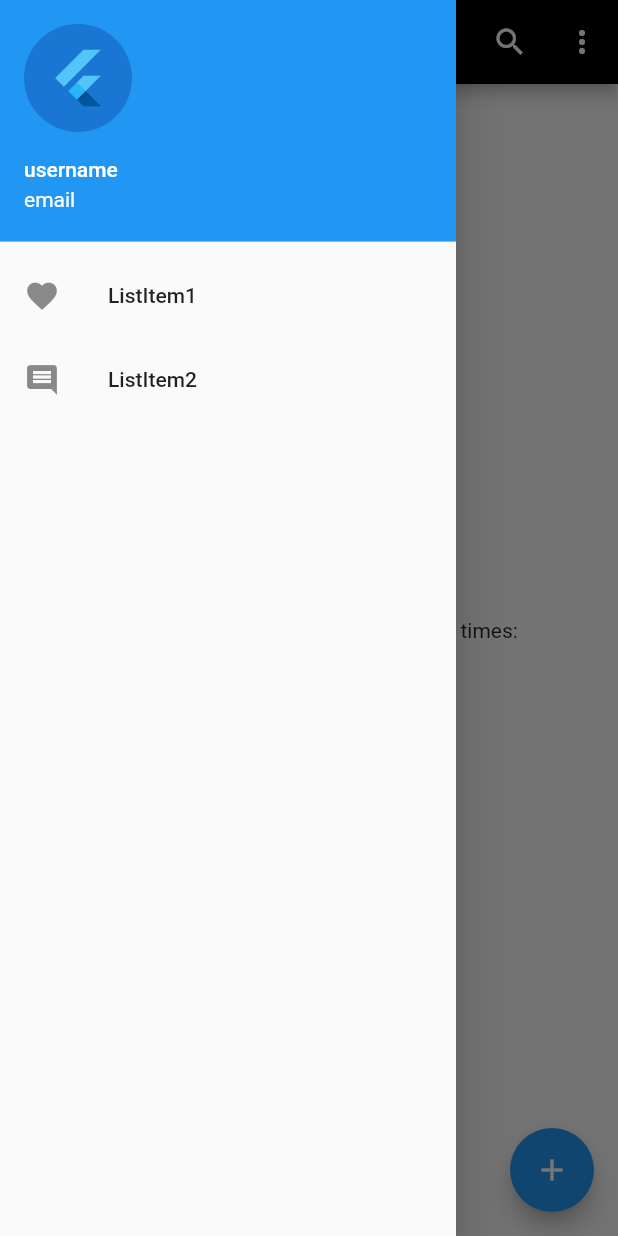
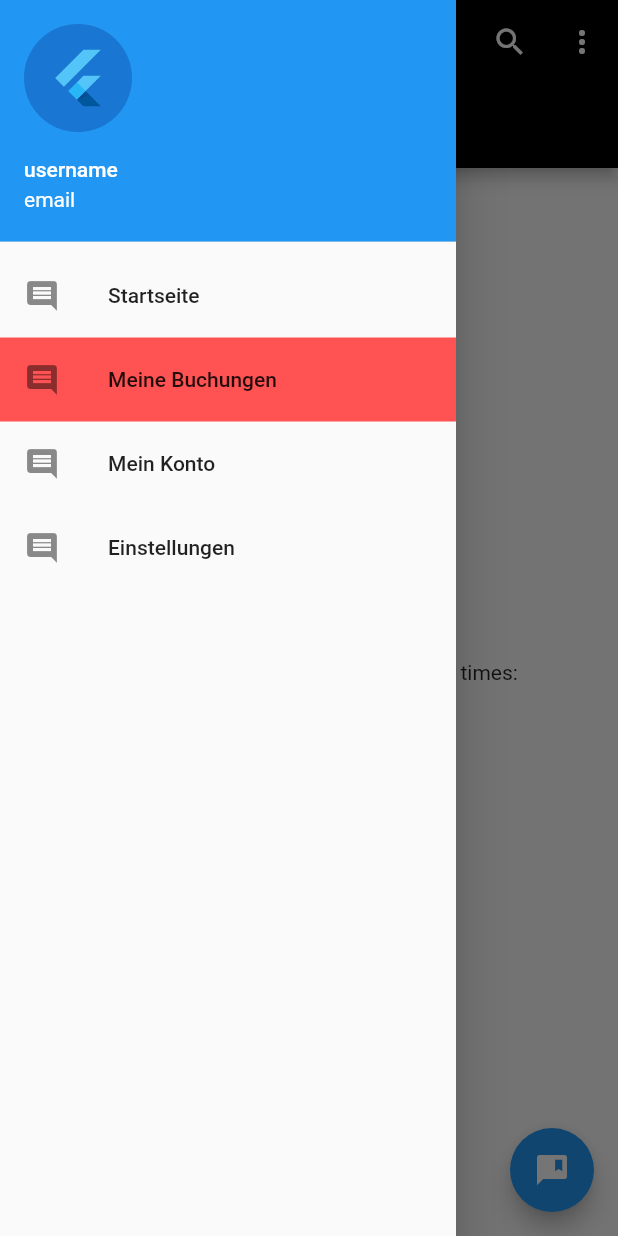
Before and after one commit to Joni97/bookingApp, a Flutter app: the screen it shows after launch, with the side drawer open, on a phone screen of 412 x 824 dp. Run offline on Flutter 3.47's test engine with Material 2 defaults, Android fonts, the phone set to English and light mode, and no system bars.

```diff
--- /dev/null
+++ b/hello_world1/lib/dashboard.dart
@@ -0,0 +1,45 @@
+import 'package:flutter/material.dart';
+import 'package:hello_world1/menuDrawer.dart';
+
+class Dashboard extends StatefulWidget {
+  @override
+  _DashboardState createState() => _DashboardState();
+}
+
+class _DashboardState extends State<Dashboard> {
+   int _counter = 0;
+  void _incrementCounter() {
+    setState(() {
+      _counter++;
+    });
+  }
+
+  @override
+  Widget build(BuildContext context) {
+    return Scaffold(
+      appBar: AppBar (
+        title: Text("Booking App")
+      ),
+      floatingActionButton: FloatingActionButton(
+        onPressed: _incrementCounter,
+        tooltip: 'Increment',
+        child: Icon(Icons.comment_bank),
+      ),
+      drawer: MenuDrawer(),
+      body: Center(
+        child: Column(
+          mainAxisAlignment: MainAxisAlignment.center,
+          children: <Widget>[
+            Text(
+              'You have pushed the button this many times:',
+            ),
+            Text(
+              '$_counter',
+              style: Theme.of(context).textTheme.headline4,
+            ),
+          ],
+        ),
+      ),
+    );
+  }
+}
--- a/hello_world1/lib/main.dart
+++ b/hello_world1/lib/main.dart
@@ -1,30 +1,20 @@
 import 'package:flutter/material.dart';
+import 'package:hello_world1/dashboard.dart';
+import 'package:hello_world1/menuDrawer.dart';
+//import 'bookingDetails.dart';
 
 void main() {
   runApp(MyApp());
 }
 
 class MyApp extends StatelessWidget {
-  // This widget is the root of your application.
+
   @override
   Widget build(BuildContext context) {
     return MaterialApp(
       title: 'Flutter Demo',
-
       theme: ThemeData(
-        // This is the theme of your application.
-        //
-        // Try running your application with "flutter run". You'll see the
-        // application has a blue toolbar. Then, without quitting the app, try
-        // changing the primarySwatch below to Colors.green and then invoke
-        // "hot reload" (press "r" in the console where you ran "flutter run",
-        // or simply save your changes to "hot reload" in a Flutter IDE).
-        // Notice that the counter didn't reset back to zero; the application
-        // is not restarted.
         primaryColor: Colors.black,
-        // This makes the visual density adapt to the platform that you run
-        // the app on. For desktop platforms, the controls will be smaller and
-        // closer together (more dense) than on mobile platforms.
         visualDensity: VisualDensity.adaptivePlatformDensity,
       ),
       home: MyHomePage(title: 'Booking App'),
@@ -51,72 +41,20 @@ class MyHomePage extends StatefulWidget {
 }
 
 class _MyHomePageState extends State<MyHomePage> {
-  int _counter = 0;
-
-  void _incrementCounter() {
-    setState(() {
-      // This call to setState tells the Flutter framework that something has
-      // changed in this State, which causes it to rerun the build method below
-      // so that the display can reflect the updated values. If we changed
-      // _counter without calling setState(), then the build method would not be
-      // called again, and so nothing would appear to happen.
-      _counter++;
-    });
-  }
 
   @override
   Widget build(BuildContext context) {
-    // This method is rerun every time setState is called, for instance as done
-    // by the _incrementCounter method above.
-    //
-    // The Flutter framework has been optimized to make rerunning build methods
-    // fast, so that you can just rebuild anything that needs updating rather
-    // than having to individually change instances of widgets.
-    final drawerHeader = UserAccountsDrawerHeader(
-      accountName: Text(
-        'username'
-      ),
-      accountEmail: Text(
-        "email"
-      ),
-      currentAccountPicture: const CircleAvatar(
-        child: FlutterLogo(size: 42.0),
-      ),
-    );
-    final drawerItems = ListView(
-      children: [
-        drawerHeader,
-        ListTile(
-          title: Text(
-            "ListItem1"
-          ),
-          leading: const Icon(Icons.favorite),
-          onTap: () {
-            Navigator.pop(context);
-          },
-        ),
-        ListTile(
-          title: Text(
-            "ListItem2"
-          ),
-          leading: const Icon(Icons.comment),
-          onTap: () {
-            Navigator.pop(context);
-          },
-        ),
-      ],
-    );
     return Scaffold(
       appBar: AppBar(
-        title: Text(
-          "Title"
-        ),
+        title: Text("Booking App"),
         actions: [
           IconButton(
             icon: const Icon(
               Icons.favorite,
             ),
-            onPressed: () {},
+            onPressed: () {
+              print("this is counter:");
+            },
           ),
           IconButton(
             icon: const Icon(
@@ -128,68 +66,21 @@ class _MyHomePageState extends State<MyHomePage> {
             itemBuilder: (context) {
               return [
                 PopupMenuItem(
-                  child: Text(
-                    "H"
-                  ),
+                  child: Text("H"),
                 ),
                 PopupMenuItem(
-                  child: Text(
-                    "H"
-                  ),
+                  child: Text("H"),
                 ),
                 PopupMenuItem(
-                  child: Text(
-                    "H"
-                  ),
+                  child: Text("H"),
                 ),
               ];
             },
           )
         ],
       ),
-      // appBar: AppBar(
-      //   // Here we take the value from the MyHomePage object that was created by
-      //   // the App.build method, and use it to set our appbar title.
-      //   title: Text(widget.title),
-      // ),
-      drawer: Drawer(
-        child: drawerItems,
-      ),
-      body: Center(
-        // Center is a layout widget. It takes a single child and positions it
-        // in the middle of the parent.
-        child: Column(
-          // Column is also a layout widget. It takes a list of children and
-          // arranges them vertically. By default, it sizes itself to fit its
-          // children horizontally, and tries to be as tall as its parent.
-          //
-          // Invoke "debug painting" (press "p" in the console, choose the
-          // "Toggle Debug Paint" action from the Flutter Inspector in Android
-          // Studio, or the "Toggle Debug Paint" command in Visual Studio Code)
-          // to see the wireframe for each widget.
-          //
-          // Column has various properties to control how it sizes itself and
-          // how it positions its children. Here we use mainAxisAlignment to
-          // center the children vertically; the main axis here is the vertical
-          // axis because Columns are vertical (the cross axis would be
-          // horizontal).
-          mainAxisAlignment: MainAxisAlignment.center,
-          children: <Widget>[
-            Text(
-              'You have pushed the button this many times:',
-            ),
-            Text(
-              '$_counter',
-              style: Theme.of(context).textTheme.headline4,
-            ),
-          ],
-        ),
-      ),
-      floatingActionButton: FloatingActionButton(
-        onPressed: _incrementCounter,
-        tooltip: 'Increment',
-        child: Icon(Icons.add),
-      ), // This trailing comma makes auto-formatting nicer for build methods.
+      drawer: MenuDrawer(),
+      body: Dashboard(),
     );
   }
 }
--- /dev/null
+++ b/hello_world1/lib/menuDrawer.dart
@@ -0,0 +1,73 @@
+import 'package:flutter/material.dart';
+import 'package:hello_world1/dashboard.dart';
+import 'package:hello_world1/services.dart';
+import 'bookingDetails.dart';
+
+class MenuDrawer extends StatelessWidget {
+  viewDashboard(){
+    print("hey joni");
+  }
+  // viewBookingDetailsScreen(){
+  //   print("lfjsdlkjf");
+  //   Navigator.pop(context);
+  //   Navigator.push(context,
+  //       MaterialPageRoute(builder: (context) => BookingdetailsScreen()),);
+  // }
+  @override
+  Widget build(BuildContext context) {
+    final drawerHeader = UserAccountsDrawerHeader(
+      accountName: Text('username'),
+      accountEmail: Text("email"),
+      currentAccountPicture: const CircleAvatar(
+        child: FlutterLogo(size: 42.0),
+      ),
+    );
+    final drawerItems = ListView(
+      children: [
+        drawerHeader,
+        ListTile(
+          title: Text("Startseite"),
+          leading: const Icon(Icons.comment),
+          onTap: (){
+            Navigator.pop(context); // close the menudrawer
+            Navigator.push(context, MaterialPageRoute(builder: (context)=> Dashboard()));
+
+
+          },
+        ),
+        ListTile(
+          title: Text("Meine Buchungen"),
+          leading: const Icon(Icons.comment),
+          tileColor: Colors.redAccent,
+          // onTap: () => viewBookingDetailsScreen(),
+          onTap: () {
+                print("lfjsdlkjf");
+
+         Navigator.pop(context);
+         Navigator.push(context,
+         MaterialPageRoute(builder: (context) => BookingdetailsScreen()),);
+
+          },
+        ),
+        ListTile(
+          title: Text("Mein Konto"),
+          leading: const Icon(Icons.comment),
+          onTap: () {
+            Navigator.pop(context);
+          },
+        ),
+        ListTile(
+          title: Text("Einstellungen"),
+          leading: const Icon(Icons.comment),
+          onTap: () {
+            Navigator.pop(context);
+          },
+        ),
+      ],
+    );
+    return Drawer(
+        child: drawerItems,
+
+      );
+  }
+}
--- a/hello_world1/pubspec.yaml
+++ b/hello_world1/pubspec.yaml
@@ -21,6 +21,7 @@ environment:
   sdk: ">=2.7.0 <3.0.0"
 
 dependencies:
+  http: ^0.12.2
   flutter:
     sdk: flutter
 
```
Also changed, not shown: hello_world1/lib/bookingDetails.dart (added, +16 -0 lines), hello_world1/lib/services.dart (added, +11 -0 lines), hello_world1/lib/app.dart (added), hello_world1/pubspec.lock.
